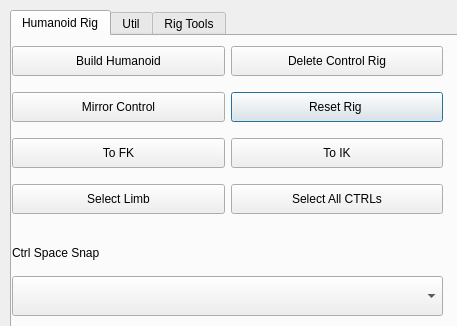
This is python/ui/tools_window.ui in neilberard/AutoRig as Qt 5 draws it before an edit. The edited form follows.
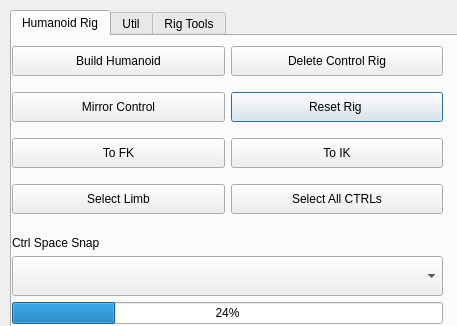
This is the edited form. Icons and pictures are not drawn.

```diff
--- a/python/ui/tools_window.ui
+++ b/python/ui/tools_window.ui
@@ -169,7 +169,7 @@
        <x>0</x>
        <y>200</y>
        <width>431</width>
-       <height>80</height>
+       <height>88</height>
       </rect>
      </property>
      <layout class="QVBoxLayout" name="verticalLayout_2">
@@ -196,6 +196,19 @@
         </property>
        </widget>
       </item>
+      <item>
+       <widget class="QProgressBar" name="pb_main">
+        <property name="enabled">
+         <bool>true</bool>
+        </property>
+        <property name="value">
+         <number>24</number>
+        </property>
+        <property name="textVisible">
+         <bool>true</bool>
+        </property>
+       </widget>
+      </item>
      </layout>
     </widget>
     <zorder>gridLayoutWidget_4</zorder>
```
Left out of the diff: 4 changed lines with no effect on the pictures.
